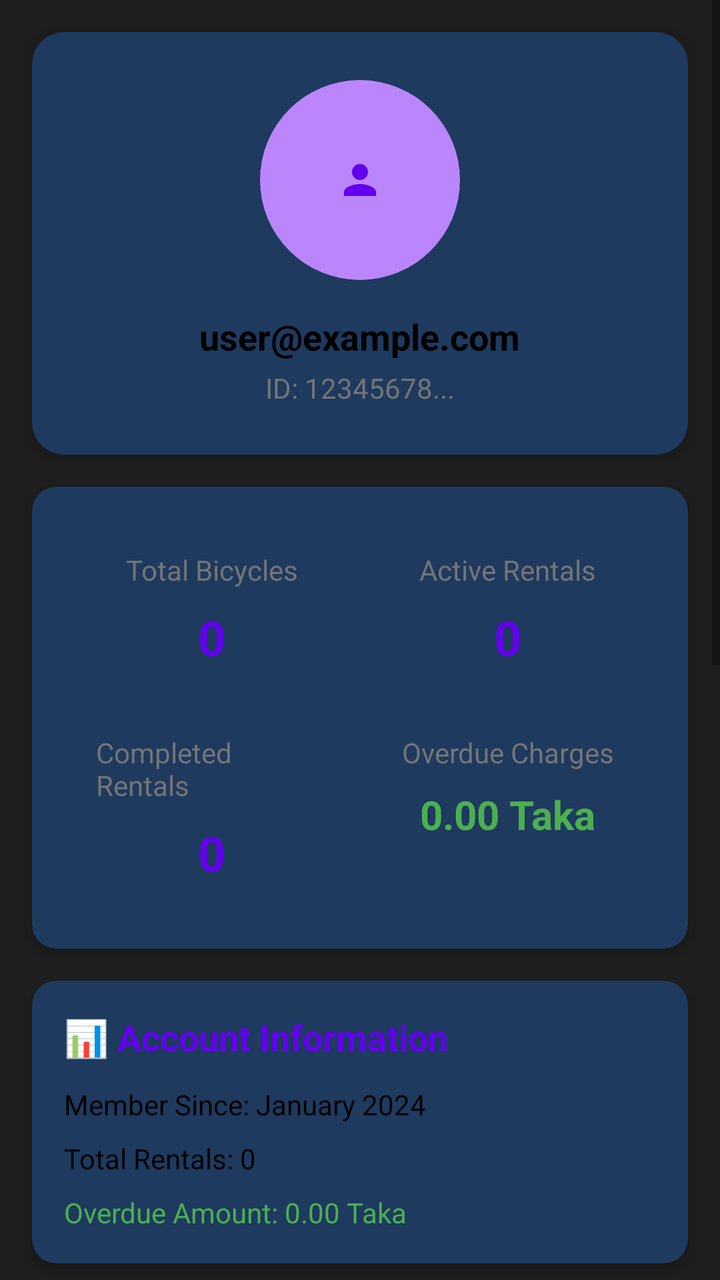
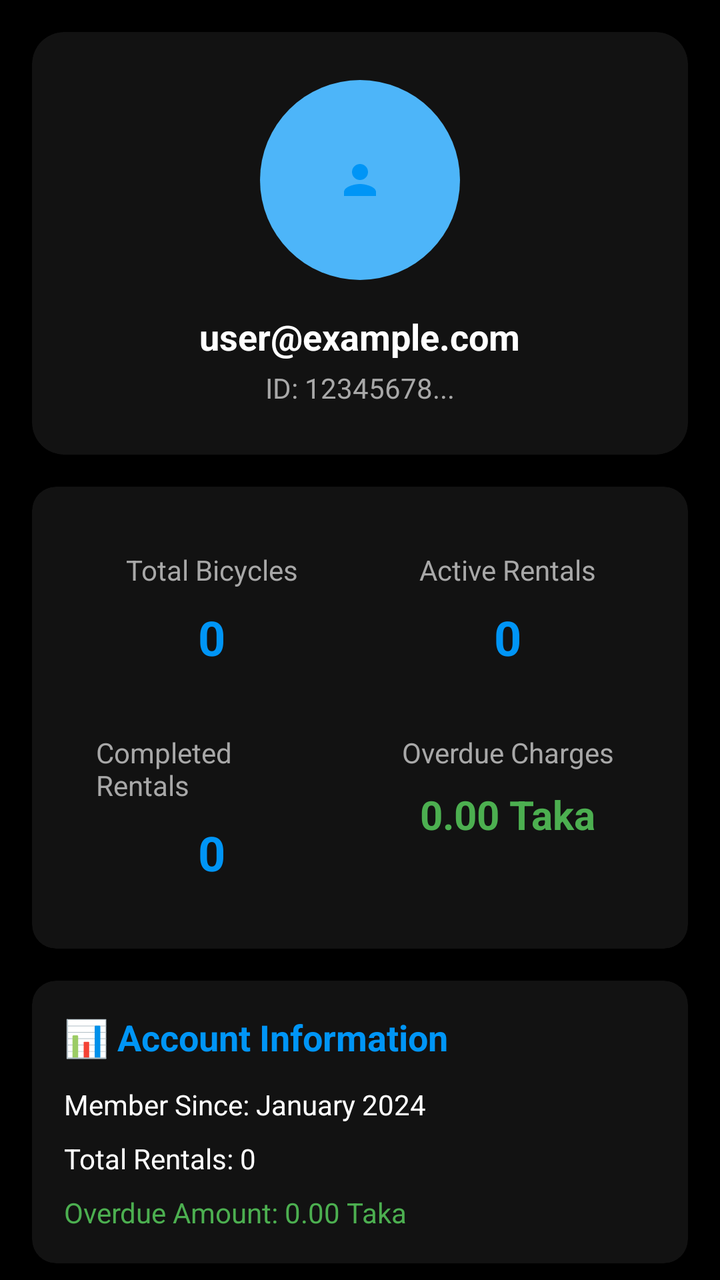

Two renders of the same Android screen: before a commit and after it. Below are the layout's source before the change and the commit's diff.
<!-- AndroidManifest.xml: application theme AppTheme -->
<!-- res/layout/fragment_profile.xml -->
<?xml version="1.0" encoding="utf-8"?>
<ScrollView xmlns:android="http://schemas.android.com/apk/res/android"
    xmlns:app="http://schemas.android.com/apk/res-auto"
    android:layout_width="match_parent"
    android:layout_height="match_parent"
    android:background="@color/dashboard_background">

    <LinearLayout
        android:layout_width="match_parent"
        android:layout_height="wrap_content"
        android:orientation="vertical"
        android:paddingBottom="16dp">

        
        <com.google.android.material.card.MaterialCardView
            android:layout_width="match_parent"
            android:layout_height="wrap_content"
            android:layout_margin="16dp"
            app:cardElevation="4dp"
            app:cardCornerRadius="16dp"
            app:cardBackgroundColor="@color/stat_card_primary">

            <LinearLayout
                android:layout_width="match_parent"
                android:layout_height="wrap_content"
                android:orientation="vertical"
                android:padding="24dp"
                android:gravity="center">

                
                <ImageView
                    android:id="@+id/profileImageView"
                    android:layout_width="100dp"
                    android:layout_height="100dp"
                    android:src="@drawable/ic_profile"
                    android:contentDescription="Profile Picture"
                    android:background="@drawable/circle_background"
                    android:padding="20dp"
                    android:scaleType="centerInside"/>

                
                <TextView
                    android:id="@+id/emailText"
                    android:layout_width="wrap_content"
                    android:layout_height="wrap_content"
                    android:text="user@example.com"
                    android:textSize="18sp"
                    android:textStyle="bold"
                    android:textColor="@color/text_primary"
                    android:layout_marginTop="16dp"/>

                
                <TextView
                    android:id="@+id/userIdText"
                    android:layout_width="wrap_content"
                    android:layout_height="wrap_content"
                    android:text="ID: 12345678..."
                    android:textSize="14sp"
                    android:textColor="@color/text_secondary"
                    android:layout_marginTop="4dp"/>
            </LinearLayout>
        </com.google.android.material.card.MaterialCardView>

        
        <com.google.android.material.card.MaterialCardView
            android:layout_width="match_parent"
            android:layout_height="wrap_content"
            android:layout_marginStart="16dp"
            android:layout_marginEnd="16dp"
            android:layout_marginBottom="16dp"
            app:cardElevation="3dp"
            app:cardCornerRadius="12dp"
            app:cardBackgroundColor="@color/stat_card_primary">

            <GridLayout
                android:layout_width="match_parent"
                android:layout_height="wrap_content"
                android:columnCount="2"
                android:rowCount="2"
                android:padding="16dp">

                
                <LinearLayout
                    android:layout_width="0dp"
                    android:layout_height="wrap_content"
                    android:layout_columnWeight="1"
                    android:orientation="vertical"
                    android:gravity="center"
                    android:padding="16dp">

                    <TextView
                        android:layout_width="wrap_content"
                        android:layout_height="wrap_content"
                        android:text="Total Bicycles"
                        android:textSize="14sp"
                        android:textColor="@color/text_secondary"/>

                    <TextView
                        android:id="@+id/totalBicyclesValue"
                        android:layout_width="wrap_content"
                        android:layout_height="wrap_content"
                        android:text="0"
                        android:textSize="24sp"
                        android:textStyle="bold"
                        android:textColor="@color/primary"
                        android:layout_marginTop="8dp"/>
                </LinearLayout>

                
                <LinearLayout
                    android:layout_width="0dp"
                    android:layout_height="wrap_content"
                    android:layout_columnWeight="1"
                    android:orientation="vertical"
                    android:gravity="center"
                    android:padding="16dp">

                    <TextView
                        android:layout_width="wrap_content"
                        android:layout_height="wrap_content"
                        android:text="Active Rentals"
                        android:textSize="14sp"
                        android:textColor="@color/text_secondary"/>

                    <TextView
                        android:id="@+id/activeRentalsValue"
                        android:layout_width="wrap_content"
                        android:layout_height="wrap_content"
                        android:text="0"
                        android:textSize="24sp"
                        android:textStyle="bold"
                        android:textColor="@color/primary"
                        android:layout_marginTop="8dp"/>
                </LinearLayout>

                
                <LinearLayout
                    android:layout_width="0dp"
                    android:layout_height="wrap_content"
                    android:layout_columnWeight="1"
                    android:orientation="vertical"
                    android:gravity="center"
                    android:padding="16dp">

                    <TextView
                        android:layout_width="wrap_content"
                        android:layout_height="wrap_content"
                        android:text="Completed Rentals"
                        android:textSize="14sp"
                        android:textColor="@color/text_secondary"/>

                    <TextView
                        android:id="@+id/completedRentalsValue"
                        android:layout_width="wrap_content"
                        android:layout_height="wrap_content"
                        android:text="0"
                        android:textSize="24sp"
                        android:textStyle="bold"
                        android:textColor="@color/primary"
                        android:layout_marginTop="8dp"/>
                </LinearLayout>

                
                <LinearLayout
                    android:layout_width="0dp"
                    android:layout_height="wrap_content"
                    android:layout_columnWeight="1"
                    android:orientation="vertical"
                    android:gravity="center"
                    android:padding="16dp">

                    <TextView
                        android:layout_width="wrap_content"
                        android:layout_height="wrap_content"
                        android:text="Overdue Charges"
                        android:textSize="14sp"
                        android:textColor="@color/text_secondary"/>

                    <TextView
                        android:id="@+id/overdueChargesValue"
                        android:layout_width="wrap_content"
                        android:layout_height="wrap_content"
                        android:text="0.00 Taka"
                        android:textSize="20sp"
                        android:textStyle="bold"
                        android:textColor="@color/success"
                        android:layout_marginTop="8dp"/>
                </LinearLayout>
            </GridLayout>
        </com.google.android.material.card.MaterialCardView>

        
        <com.google.android.material.card.MaterialCardView
            android:layout_width="match_parent"
            android:layout_height="wrap_content"
            android:layout_marginStart="16dp"
            android:layout_marginEnd="16dp"
            android:layout_marginBottom="16dp"
            app:cardElevation="3dp"
            app:cardCornerRadius="12dp"
            app:cardBackgroundColor="@color/stat_card_primary">

            <LinearLayout
                android:layout_width="match_parent"
                android:layout_height="wrap_content"
                android:orientation="vertical"
                android:padding="16dp">

                <TextView
                    android:layout_width="wrap_content"
                    android:layout_height="wrap_content"
                    android:text="📊 Account Information"
                    android:textSize="18sp"
                    android:textStyle="bold"
                    android:textColor="@color/primary"
                    android:layout_marginBottom="12dp"/>

                <TextView
                    android:id="@+id/memberSinceText"
                    android:layout_width="wrap_content"
                    android:layout_height="wrap_content"
                    android:text="Member Since: January 2024"
                    android:textSize="14sp"
                    android:textColor="@color/text_primary"
                    android:layout_marginBottom="8dp"/>

                <TextView
                    android:id="@+id/totalRentalsText"
                    android:layout_width="wrap_content"
                    android:layout_height="wrap_content"
                    android:text="Total Rentals: 0"
                    android:textSize="14sp"
                    android:textColor="@color/text_primary"
                    android:layout_marginBottom="8dp"/>

                <TextView
                    android:id="@+id/overdueAmountText"
                    android:layout_width="wrap_content"
                    android:layout_height="wrap_content"
                    android:text="Overdue Amount: 0.00 Taka"
                    android:textSize="14sp"
                    android:textColor="@color/success"/>
            </LinearLayout>
        </com.google.android.material.card.MaterialCardView>

        
        <com.google.android.material.card.MaterialCardView
            android:layout_width="match_parent"
            android:layout_height="wrap_content"
            android:layout_marginStart="16dp"
            android:layout_marginEnd="16dp"
            android:layout_marginBottom="16dp"
            app:cardElevation="3dp"
            app:cardCornerRadius="12dp"
            app:cardBackgroundColor="@color/stat_card_primary">

            <LinearLayout
                android:layout_width="match_parent"
                android:layout_height="wrap_content"
                android:orientation="vertical"
                android:padding="16dp">

                <TextView
                    android:layout_width="wrap_content"
                    android:layout_height="wrap_content"
                    android:text="🔒 Change Password"
                    android:textSize="18sp"
                    android:textStyle="bold"
                    android:textColor="@color/primary"
                    android:layout_marginBottom="12dp"/>

                <com.google.android.material.textfield.TextInputLayout
                    android:layout_width="match_parent"
                    android:layout_height="wrap_content"
                    android:layout_marginBottom="12dp"
                    app:boxBackgroundColor="@color/input_background"
                    app:boxStrokeColor="@color/primary"
                    app:hintTextColor="@color/text_secondary">

                    <com.google.android.material.textfield.TextInputEditText
                        android:id="@+id/currentPasswordInput"
                        android:layout_width="match_parent"
                        android:layout_height="wrap_content"
                        android:hint="Current Password"
                        android:inputType="textPassword"
                        android:textColor="@color/text_primary"/>
                </com.google.android.material.textfield.TextInputLayout>

                <com.google.android.material.textfield.TextInputLayout
                    android:layout_width="match_parent"
                    android:layout_height="wrap_content"
                    android:layout_marginBottom="12dp"
                    app:boxBackgroundColor="@color/input_background"
                    app:boxStrokeColor="@color/primary"
                    app:hintTextColor="@color/text_secondary">

                    <com.google.android.material.textfield.TextInputEditText
                        android:id="@+id/newPasswordInput"
                        android:layout_width="match_parent"
                        android:layout_height="wrap_content"
                        android:hint="New Password"
                        android:inputType="textPassword"
                        android:textColor="@color/text_primary"/>
                </com.google.android.material.textfield.TextInputLayout>

                <com.google.android.material.textfield.TextInputLayout
                    android:layout_width="match_parent"
                    android:layout_height="wrap_content"
                    android:layout_marginBottom="16dp"
                    app:boxBackgroundColor="@color/input_background"
                    app:boxStrokeColor="@color/primary"
                    app:hintTextColor="@color/text_secondary">

                    <com.google.android.material.textfield.TextInputEditText
                        android:id="@+id/confirmPasswordInput"
                        android:layout_width="match_parent"
                        android:layout_height="wrap_content"
                        android:hint="Confirm New Password"
                        android:inputType="textPassword"
                        android:textColor="@color/text_primary"/>
                </com.google.android.material.textfield.TextInputLayout>

                <com.google.android.material.button.MaterialButton
                    android:id="@+id/updatePasswordBtn"
                    android:layout_width="match_parent"
                    android:layout_height="wrap_content"
                    android:text="✔ Update Password"
                    android:textColor="@color/white"
                    android:textStyle="bold"
                    app:backgroundTint="@color/accent"
                    app:cornerRadius="12dp"
                    android:paddingVertical="14dp"/>
            </LinearLayout>
        </com.google.android.material.card.MaterialCardView>

        
        <com.google.android.material.card.MaterialCardView
            android:layout_width="match_parent"
            android:layout_height="wrap_content"
            android:layout_marginStart="16dp"
            android:layout_marginEnd="16dp"
            android:layout_marginBottom="16dp"
            app:cardElevation="3dp"
            app:cardCornerRadius="12dp"
            app:cardBackgroundColor="@color/stat_card_primary"
            app:strokeColor="@color/error"
            app:strokeWidth="2dp">

            <LinearLayout
                android:layout_width="match_parent"
                android:layout_height="wrap_content"
                android:orientation="vertical"
                android:padding="16dp">

                <TextView
                    android:layout_width="wrap_content"
                    android:layout_height="wrap_content"
                    android:text="⚠️ Danger Zone"
                    android:textSize="18sp"
                    android:textStyle="bold"
                    android:textColor="@color/error"
                    android:layout_marginBottom="8dp"/>

                <TextView
                    android:layout_width="wrap_content"
                    android:layout_height="wrap_content"
                    android:text="⛔ This action cannot be undone"
                    android:textSize="14sp"
                    android:textColor="@color/error"
                    android:layout_marginBottom="12dp"/>

                <com.google.android.material.button.MaterialButton
                    android:id="@+id/deleteAccountBtn"
                    android:layout_width="match_parent"
                    android:layout_height="wrap_content"
                    android:text="🗑 Delete Account"
                    android:textColor="@color/error"
                    android:textStyle="bold"
                    style="@style/Widget.Material3.Button.OutlinedButton"
                    app:strokeColor="@color/error"
                    app:strokeWidth="2dp"
                    app:cornerRadius="12dp"
                    android:paddingVertical="14dp"/>
            </LinearLayout>
        </com.google.android.material.card.MaterialCardView>

        
        <com.google.android.material.button.MaterialButton
            android:id="@+id/logoutBtn"
            android:layout_width="match_parent"
            android:layout_height="wrap_content"
            android:layout_marginStart="16dp"
            android:layout_marginEnd="16dp"
            android:text="🚪 Logout"
            android:textColor="@android:color/white"
            android:textStyle="bold"
            app:backgroundTint="@color/error"
            app:cornerRadius="12dp"
            android:paddingVertical="14dp"/>
    </LinearLayout>
</ScrollView>
<!-- resources referenced by this layout -->
<resources>
  <color name="accent">#03DAC5</color>
  <color name="dashboard_background">#1E1E1E</color>
  <color name="error">#F44336</color>
  <color name="input_background">#2A3647</color>
  <color name="primary">#6200EE</color>
  <color name="stat_card_primary">#1E3A5F</color>
  <color name="success">#4CAF50</color>
  <color name="text_primary">#000000</color>
  <color name="text_secondary">#757575</color>
  <color name="white">#FFFFFF</color>
  <!-- drawable circle_background (drawable) -->
  <?xml version="1.0" encoding="utf-8"?>
  <shape xmlns:android="http://schemas.android.com/apk/res/android"
      android:shape="oval">
      <solid android:color="@color/primary_light"/>
  </shape>
  <!-- drawable ic_profile (drawable) -->
  <vector xmlns:android="http://schemas.android.com/apk/res/android"
      android:width="24dp"
      android:height="24dp"
      android:viewportWidth="24"
      android:viewportHeight="24">
      <path
          android:fillColor="@color/primary"
          android:pathData="M12,12c2.21,0 4,-1.79 4,-4s-1.79,-4 -4,-4 -4,1.79 -4,4 1.79,4 4,4zM12,14c-2.67,0 -8,1.34 -8,4v2h16v-2c0,-2.66 -5.33,-4 -8,-4z"/>
  </vector>
  <style name="AppTheme" parent="Theme.MaterialComponents.Light.NoActionBar">
          <item name="colorPrimary">@color/colorPrimary</item>
          <item name="colorPrimaryDark">@color/colorPrimaryDark</item>
          <item name="colorAccent">@color/colorAccent</item>
          <item name="android:windowBackground">@color/white</item>
      </style>
  <color name="primary_light">#BB86FC</color>
  <color name="colorPrimary">#6200EE</color>
  <color name="colorPrimaryDark">#3700B3</color>
  <color name="colorAccent">#03DAC5</color>
</resources>

<!-- the commit's change to res/layout/fragment_profile.xml (unified diff, before → after) -->
@@ -275,15 +275,16 @@
                     android:layout_marginBottom="12dp"
                     app:boxBackgroundColor="@color/input_background"
                     app:boxStrokeColor="@color/primary"
-                    app:hintTextColor="@color/text_secondary">
+                    android:textColorHint="@color/white"
+                    app:hintTextColor="@color/white">
 
                     <com.google.android.material.textfield.TextInputEditText
                         android:id="@+id/currentPasswordInput"
                         android:layout_width="match_parent"
                         android:layout_height="wrap_content"
                         android:hint="Current Password"
-                        android:inputType="textPassword"
-                        android:textColor="@color/text_primary"/>
+                        android:inputType="textVisiblePassword"
+                        android:textColor="@color/white"/>
                 </com.google.android.material.textfield.TextInputLayout>
 
                 <com.google.android.material.textfield.TextInputLayout
@@ -292,15 +293,16 @@
                     android:layout_marginBottom="12dp"
                     app:boxBackgroundColor="@color/input_background"
                     app:boxStrokeColor="@color/primary"
-                    app:hintTextColor="@color/text_secondary">
+                    android:textColorHint="@color/white"
+                    app:hintTextColor="@color/white">
 
                     <com.google.android.material.textfield.TextInputEditText
                         android:id="@+id/newPasswordInput"
                         android:layout_width="match_parent"
                         android:layout_height="wrap_content"
                         android:hint="New Password"
-                        android:inputType="textPassword"
-                        android:textColor="@color/text_primary"/>
+                        android:inputType="textVisiblePassword"
+                        android:textColor="@color/white"/>
                 </com.google.android.material.textfield.TextInputLayout>
 
                 <com.google.android.material.textfield.TextInputLayout
@@ -309,15 +311,16 @@
                     android:layout_marginBottom="16dp"
                     app:boxBackgroundColor="@color/input_background"
                     app:boxStrokeColor="@color/primary"
-                    app:hintTextColor="@color/text_secondary">
+                    android:textColorHint="@color/white"
+                    app:hintTextColor="@color/white">
 
                     <com.google.android.material.textfield.TextInputEditText
                         android:id="@+id/confirmPasswordInput"
                         android:layout_width="match_parent"
                         android:layout_height="wrap_content"
                         android:hint="Confirm New Password"
-                        android:inputType="textPassword"
-                        android:textColor="@color/text_primary"/>
+                        android:inputType="textVisiblePassword"
+                        android:textColor="@color/white"/>
                 </com.google.android.material.textfield.TextInputLayout>
 
                 <com.google.android.material.button.MaterialButton
<!-- resource entries referenced after the edit -->
@@ -1,14 +1,14 @@
 <!-- resources referenced by this layout -->
 <resources>
-  <color name="accent">#03DAC5</color>
-  <color name="dashboard_background">#1E1E1E</color>
-  <color name="error">#F44336</color>
-  <color name="input_background">#2A3647</color>
-  <color name="primary">#6200EE</color>
-  <color name="stat_card_primary">#1E3A5F</color>
+  <color name="accent">#0095F6</color>
+  <color name="dashboard_background">#000000</color>
+  <color name="error">#ED4956</color>
+  <color name="input_background">#121212</color>
+  <color name="primary">#0095F6</color>
+  <color name="stat_card_primary">#121212</color>
   <color name="success">#4CAF50</color>
-  <color name="text_primary">#000000</color>
-  <color name="text_secondary">#757575</color>
+  <color name="text_primary">#FFFFFF</color>
+  <color name="text_secondary">#A8A8A8</color>
   <color name="white">#FFFFFF</color>
   <!-- drawable circle_background (drawable) -->
   <?xml version="1.0" encoding="utf-8"?>
@@ -32,9 +32,9 @@
           <item name="colorAccent">@color/colorAccent</item>
           <item name="android:windowBackground">@color/white</item>
       </style>
-  <color name="primary_light">#BB86FC</color>
-  <color name="colorPrimary">#6200EE</color>
-  <color name="colorPrimaryDark">#3700B3</color>
-  <color name="colorAccent">#03DAC5</color>
+  <color name="primary_light">#4DB5F9</color>
+  <color name="colorPrimary">#0095F6</color>
+  <color name="colorPrimaryDark">#0066CC</color>
+  <color name="colorAccent">#0095F6</color>
 </resources>
 
